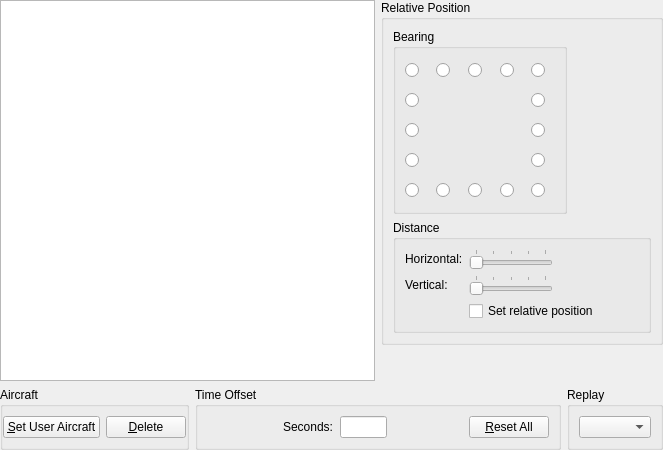
Qt form src/Plugins/Module/Formation/src/FormationWidget.ui (till213/SkyDolly) before a commit.
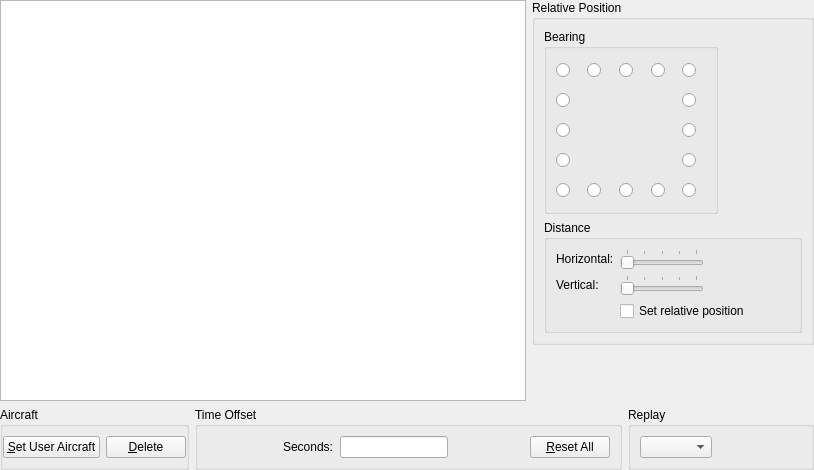
The same form after that commit. Icons and pictures are not drawn. Custom widgets are drawn as their Qt base class.

```diff
--- a/src/Plugins/Module/Formation/src/FormationWidget.ui
+++ b/src/Plugins/Module/Formation/src/FormationWidget.ui
@@ -6,8 +6,8 @@
    <rect>
     <x>0</x>
     <y>0</y>
-    <width>663</width>
-    <height>450</height>
+    <width>814</width>
+    <height>470</height>
    </rect>
   </property>
   <property name="windowTitle">
```
Left out of the diff: 10 changed lines with no effect on the pictures.
